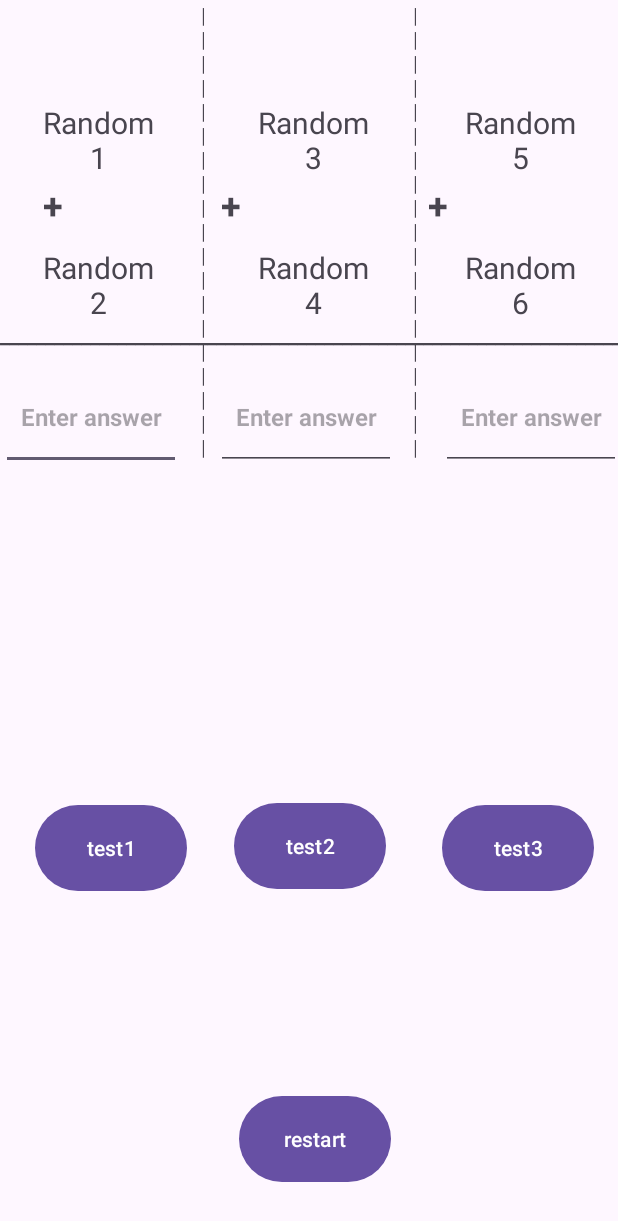
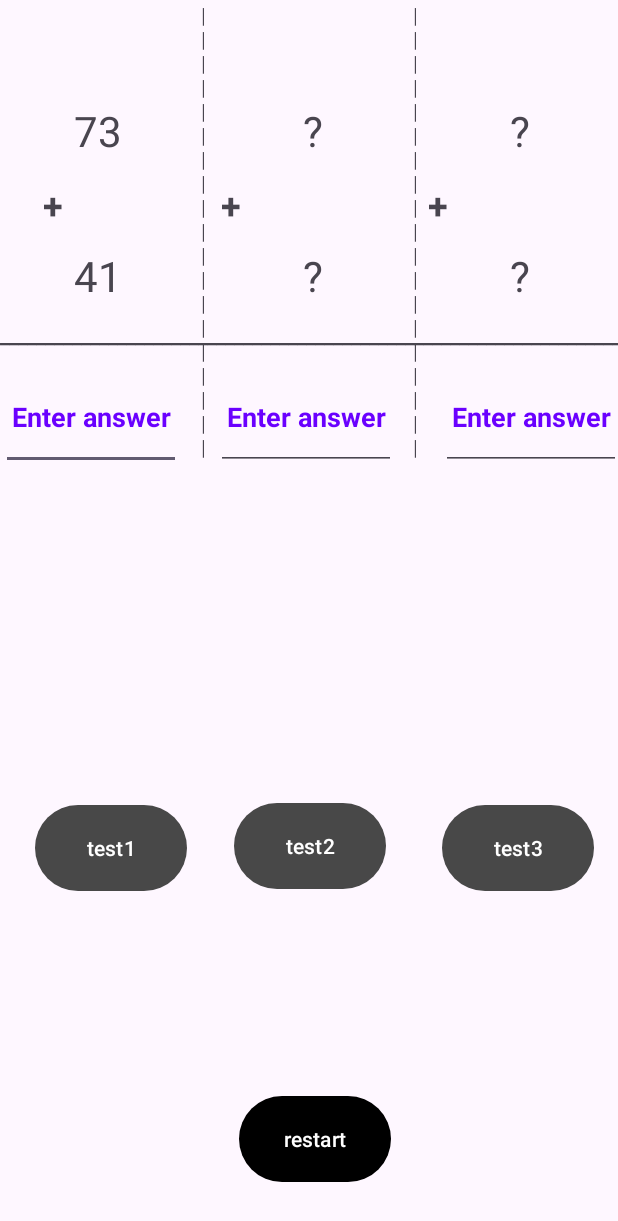
Before and after one commit to jawaddl/Jawad__Dallashe__EditText, an Android app: the screen it shows after launch (MainActivity), after a tap on "restart", on a phone screen of 412 x 824 dp. Shown: the top 1221 px of the screen. Run offline under Robolectric (Android 15) with nearby library versions, the phone set to English and light mode, and no system bars; 3 other taps on this screen came first.

Commit message:
commit 3

```diff
--- a/app/src/main/java/com/example/jawad_dallashe_edittext/MainActivity.java
+++ b/app/src/main/java/com/example/jawad_dallashe_edittext/MainActivity.java
@@ -1,17 +1,177 @@
+package com.example.jawad_dallashe_edittext;
+
+import androidx.appcompat.app.AppCompatActivity;
+
+import android.graphics.Color;
+import android.opengl.ETC1;
+import android.os.Bundle;
+import android.view.View;
+import android.widget.Button;
+import android.widget.EditText;
+import android.widget.ImageView;
+import android.widget.TextView;
+import android.widget.Toast;
+
+import java.util.Random;
+
+    public class MainActivity extends AppCompatActivity {
+        private TextView Tv1, Tv2, Tv3, Tv4, Tv5, Tv6;
+        private EditText Et1, Et2, Et3;
+        private ImageView Image1, Image2, Image3;
+        private Button Test1, Test2, Test3;
+        private Button Restart;
+
+        private int random1,random2,random3,random4,random5,random6;
+
+        int sum;
+        double rating;
 
 
 
-package com.example.jawad_dallashe_edittext;
+        @Override
+        protected void onCreate(Bundle savedInstanceState) {
+            super.onCreate(savedInstanceState);
+            setContentView(R.layout.activity_main);
+            Tv1 = findViewById(R.id.TV1);
+            Tv2 = findViewById(R.id.TV2);
+            Tv3 = findViewById(R.id.TV3);
+            Tv4 = findViewById(R.id.TV4);
+            Tv5 = findViewById(R.id.TV5);
+            Tv6 = findViewById(R.id.TV6);
+            Et1 = findViewById(R.id.ET1);
+            Et2 = findViewById(R.id.ET2);
+            Et3 = findViewById(R.id.ET3);
+            Image1 = findViewById(R.id.X1);
+            Image2 = findViewById(R.id.X2);
+            Image3 = findViewById(R.id.X3);
+            Test1 = findViewById(R.id.Test1);
+            Test2 = findViewById(R.id.Test2);
+            Test3 = findViewById(R.id.Test3);
+            Restart = findViewById(R.id.Restart);
 
-        import androidx.appcompat.app.AppCompatActivity;
 
-        import android.os.Bundle;
+            random1 = Big_Random();
+            random2 = Big_Random();
 
-public class MainActivity extends AppCompatActivity {
 
-    @Override
-    protected void onCreate(Bundle savedInstanceState) {
-        super.onCreate(savedInstanceState);
-        setContentView(R.layout.activity_main);
+            Tv1.setText("" + random1);
+            Tv1.setTextSize(28);
+            Tv2.setText("" + random2);
+            Tv2.setTextSize(28);
+            Tv3.setText("?");
+            Tv3.setTextSize(28);
+            Tv4.setText("?");
+            Tv4.setTextSize(28);
+            Tv5.setText("?");
+            Tv5.setTextSize(28);
+            Tv6.setText("?");
+            Tv6.setTextSize(28);
+            Et1.setTextSize(18);
+            Et2.setTextSize(18);
+            Et3.setTextSize(18);
+
+            int backgroundColor1 = Color.rgb(72, 72, 72);
+            Test1.setBackgroundColor(backgroundColor1);
+
+            Test2.setBackgroundColor(Color.rgb(72, 72, 72));
+            Test3.setBackgroundColor(Color.rgb(72, 72, 72));
+
+            Restart.setBackgroundColor(Color.BLACK);
+
+        }
+
+
+    public static int Big_Random()
+    {
+        Random random_number = new Random();
+        return (int)(Math.random() * 89 + 10);
+    }
+
+    public void Rawnd1(View view)
+    {
+        String answer1 = Et1.getText().toString();
+        Image1.setVisibility(view.VISIBLE);
+        if ( Integer.parseInt(answer1) != (random1 + random2))
+          {
+              Et1.setTextColor(Color.RED);
+              Image1.setImageResource(R.drawable.ex);
+          }
+        else
+          {
+              Et1.setTextColor(Color.GREEN);
+              Image1.setImageResource(R.drawable.ve);
+              sum++;
+          }
+        random3 = (random1 + random2);
+        random4 = Big_Random();
+        Tv3.setText("" + random3);
+        Tv4.setText("" + random4);
+    }
+
+    public void Rawnd2(View view)
+    {
+        String answer2 = Et2.getText().toString();
+        Image2.setVisibility(view.VISIBLE);
+        if ( Integer.parseInt(answer2) != (random3 + random4))
+          {
+              Image2.setImageResource(R.drawable.ex);
+              Et2.setTextColor(Color.RED);
+          }
+        else
+          {
+              Et2.setTextColor(Color.GREEN);
+              Image2.setImageResource(R.drawable.ve);
+              sum++;
+          }
+        random5 = (random3 + random4);
+        random6 = Big_Random();
+        Tv5.setText("" + random5);
+        Tv6.setText("" + random6);
+    }
+
+    public void Rawnd3(View view)
+    {
+        String answer3 = Et3.getText().toString();
+        Image3.setVisibility(view.VISIBLE);
+        if (Integer.parseInt(answer3) != (random5 + random6))
+          {
+              Et3.setTextColor(Color.RED);
+              Image3.setImageResource(R.drawable.ex);
+              random1 = (random5 + random6);
+          }
+        else
+          {
+              Et3.setTextColor(Color.GREEN);
+              Image3.setImageResource(R.drawable.ve);
+              sum++;
+          }
+        rating = ((double)sum/3) *100;
+        Toast.makeText(MainActivity.this, (sum+ "/3, "+rating+"%"), Toast.LENGTH_SHORT).show();
+        sum = 0;
+        random1 = (random5 + random6);
+        Tv1.setText("" + random1);
+    }
+    public void restart(View view) {
+        Image1.setVisibility(View.INVISIBLE);
+        Image2.setVisibility(View.INVISIBLE);
+        Image3.setVisibility(View.INVISIBLE);
+
+        random1 = Big_Random();
+        random2 = Big_Random();
+
+        Et1.setTextColor(Color.BLACK);
+        Et2.setTextColor(Color.BLACK);
+        Et3.setTextColor(Color.BLACK);
+
+        Tv1.setText("" + random1);
+        Tv2.setText("" + random2);
+        Tv3.setText("?");
+        Tv4.setText("?");
+        Tv5.setText("?");
+        Tv6.setText("?");
+
+        Et1.setText(null);
+        Et2.setText(null);
+        Et3.setText(null);
     }
 }
--- a/app/src/main/res/layout/activity_main.xml
+++ b/app/src/main/res/layout/activity_main.xml
@@ -93,6 +93,7 @@
         android:hint="Enter answer"
         android:inputType="number"
         android:textAlignment="center"
+        android:textColorHint="#6A00FF"
         android:textSize="16sp"
         android:textStyle="bold"
         app:layout_constraintEnd_toEndOf="@+id/TV2"
@@ -109,6 +110,7 @@
         android:hint="Enter answer"
         android:inputType="number"
         android:textAlignment="center"
+        android:textColorHint="#6A00FF"
         android:textSize="16sp"
         android:textStyle="bold"
         app:layout_constraintEnd_toEndOf="@+id/TV4"
@@ -125,6 +127,7 @@
         android:hint="Enter answer"
         android:inputType="number"
         android:textAlignment="center"
+        android:textColorHint="#6A00FF"
         android:textSize="16sp"
         android:textStyle="bold"
         app:layout_constraintEnd_toEndOf="@+id/TV6"
@@ -173,7 +176,7 @@
         android:layout_width="101dp"
         android:layout_height="65dp"
         android:layout_marginTop="64dp"
-        android:onClick="check1"
+        android:onClick="Rawnd1"
         android:text="test1"
         android:textColorLink="#404040"
         app:layout_constraintEnd_toEndOf="@+id/X1"
@@ -186,7 +189,7 @@
         android:layout_width="101dp"
         android:layout_height="65dp"
         android:layout_marginTop="60dp"
-        android:onClick="check2"
+        android:onClick="Rawnd2"
         android:text="test2"
         app:layout_constraintEnd_toEndOf="@+id/X2"
         app:layout_constraintHorizontal_bias="0.0"
@@ -198,7 +201,7 @@
         android:layout_width="101dp"
         android:layout_height="65dp"
         android:layout_marginTop="60dp"
-        android:onClick="check3"
+        android:onClick="Rawnd3"
         android:text="test3"
         app:layout_constraintEnd_toEndOf="@+id/X3"
         app:layout_constraintHorizontal_bias="0.333"
@@ -227,7 +230,7 @@
         tools:layout_editor_absoluteX="-7dp" />
 
     <TextView
-        android:id="@+id/textView2"
+        android:id="@+id/Connection1"
         android:layout_width="39dp"
         android:layout_height="32dp"
         android:layout_marginTop="120dp"
@@ -241,7 +244,7 @@
         app:layout_constraintTop_toTopOf="parent" />
 
     <TextView
-        android:id="@+id/textView3"
+        android:id="@+id/Connection2"
         android:layout_width="36dp"
         android:layout_height="32dp"
         android:layout_marginTop="120dp"
@@ -250,11 +253,11 @@
         android:textSize="24sp"
         android:textStyle="bold"
         app:layout_constraintEnd_toEndOf="@+id/TV3"
-        app:layout_constraintStart_toEndOf="@+id/textView2"
+        app:layout_constraintStart_toEndOf="@+id/Connection1"
         app:layout_constraintTop_toTopOf="parent" />
 
     <TextView
-        android:id="@+id/textView4"
+        android:id="@+id/Connection3"
         android:layout_width="34dp"
         android:layout_height="31dp"
         android:layout_marginTop="120dp"
@@ -264,11 +267,11 @@
         android:textStyle="bold"
         app:layout_constraintEnd_toEndOf="@+id/TV5"
         app:layout_constraintHorizontal_bias="0.56"
-        app:layout_constraintStart_toEndOf="@+id/textView3"
+        app:layout_constraintStart_toEndOf="@+id/Connection2"
         app:layout_constraintTop_toTopOf="parent" />
 
     <TextView
-        android:id="@+id/textView5"
+        android:id="@+id/separation1"
         android:layout_width="2dp"
         android:layout_height="305dp"
         android:text="|||||||||||||||||||||||||||||||||||||||||"
@@ -278,7 +281,7 @@
         app:layout_constraintTop_toTopOf="parent" />
 
     <TextView
-        android:id="@+id/textView6"
+        android:id="@+id/separation2"
         android:layout_width="2dp"
         android:layout_height="305dp"
         android:text="||||||||||||||||||||||||||||||||||||||||"
```
